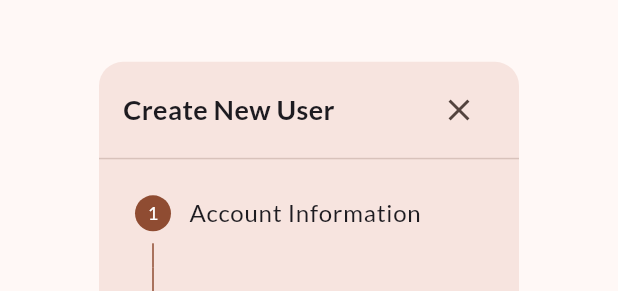
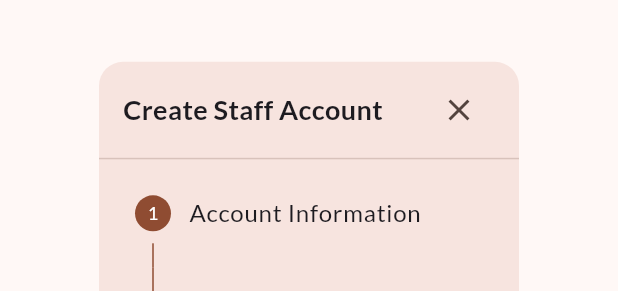
Before and after one commit to kloyaa/app-furcare, a Flutter app: the CreateUserDialog widget shown alone on an empty page, opened directly, on a phone screen of 412 x 824 dp. Shown: the top 291 px of the screen. Run offline on Flutter 3.47's test engine with Material 3 defaults, Android fonts, the phone set to English and light mode, and no system bars; our stand-ins replace animate_do, dartz, dio, equatable, flutter_spinkit, geolocator and 6 more; missing offline and left inert: map_launcher; accounts and stored records are empty; network calls fail.

Commit message:
fix: display text

```diff
--- a/app/lib/main.dart
+++ b/app/lib/main.dart
@@ -27,7 +27,7 @@ import 'package:furcare_app/presentation/providers/payment_provider.dart';
 import 'package:furcare_app/presentation/providers/pet_provider.dart';
 import 'package:furcare_app/presentation/providers/pet_service_provider.dart';
 import 'package:furcare_app/presentation/providers/staff/appointment_provider.dart';
-import 'package:furcare_app/presentation/routes/customer_router.dart';
+import 'package:furcare_app/presentation/routes/admin_router.dart';
 // import 'package:furcare_app/presentation/routes/customer_router.dart';
 // import 'package:furcare_app/presentation/routes/staff_router.dart';
 import 'package:provider/provider.dart';
@@ -109,9 +109,9 @@ class MainApp extends StatelessWidget {
                 theme: ThemeNotifier.lightTheme,
                 darkTheme: ThemeNotifier.darkTheme,
                 themeMode: isDarkMode ? ThemeMode.dark : ThemeMode.light,
-                routerConfig: customerRouter,
+                // routerConfig: customerRouter,
                 // routerConfig: staffRouter,
-                // routerConfig: adminRouter,
+                routerConfig: adminRouter,
                 debugShowCheckedModeBanner: false,
                 title: 'Furcare',
               ),
--- a/app/lib/presentation/widgets/dialog/__admin/create_user_dialog.dart
+++ b/app/lib/presentation/widgets/dialog/__admin/create_user_dialog.dart
@@ -139,7 +139,7 @@ class _CreateUserDialogState extends State<CreateUserDialog> {
                 mainAxisAlignment: MainAxisAlignment.spaceBetween,
                 children: [
                   const Text(
-                    "Create New User",
+                    "Create Staff Account",
                     style: TextStyle(fontSize: 18, fontWeight: FontWeight.bold),
                   ),
                   IconButton(
```
